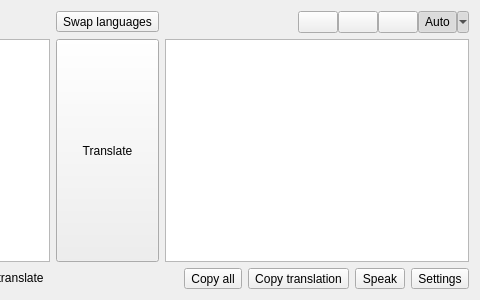
Old version of the form src/mainwindow.ui in the repository crow-translate/crow-translate; both pictures show x 266 to 746 and y 0 to 300 of the 746 by 300 pixel window.
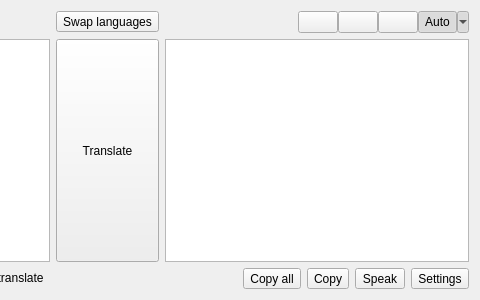
New version of the form. Icons and pictures are not drawn.

Commit message: Add more buttons to the pop-up window and improve buttons tooltips

Diff of the .ui file:
```diff
--- a/src/mainwindow.ui
+++ b/src/mainwindow.ui
@@ -235,7 +235,7 @@
          <string>Copy only translation without formatting</string>
         </property>
         <property name="text">
-         <string>Copy translation</string>
+         <string>Copy</string>
         </property>
         <property name="icon">
          <iconset theme="edit-copy"/>
```
Left out of the diff: 36 changed lines with no effect on the pictures. The commit also changes 5 other files.
